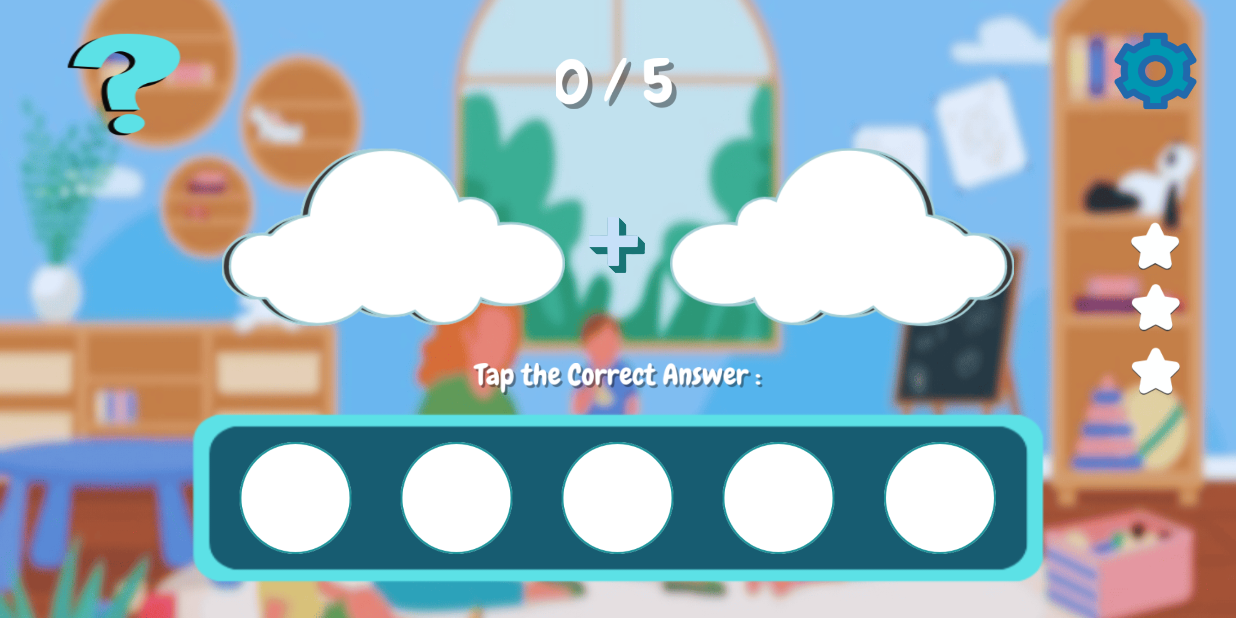
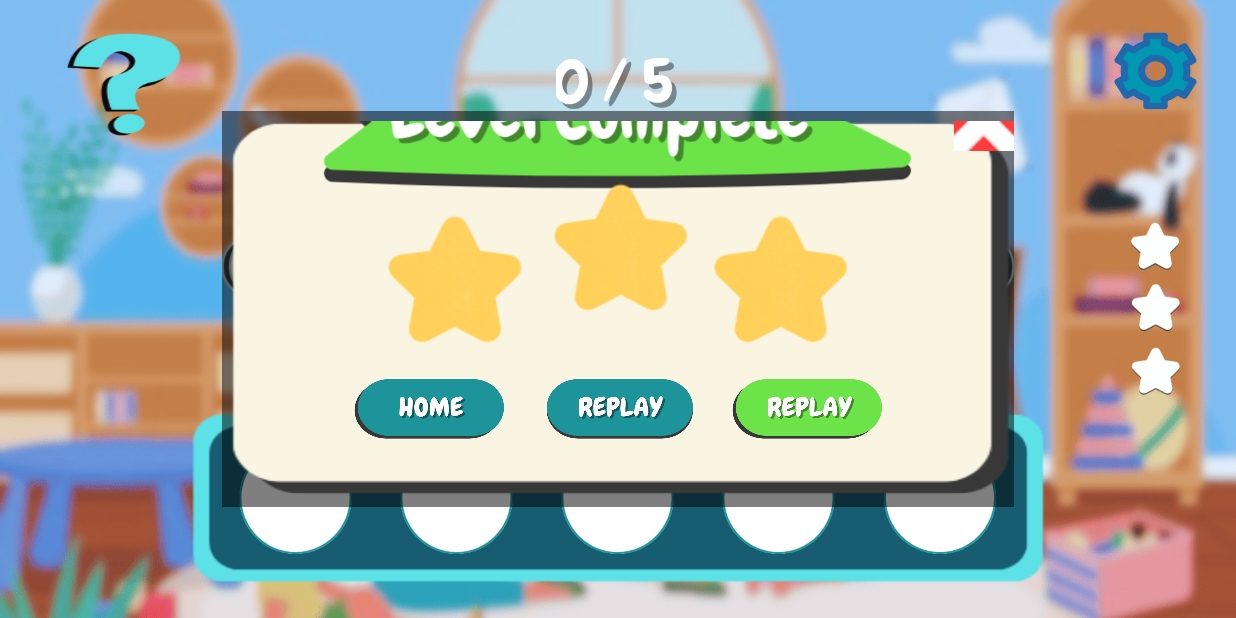
Before and after one commit to ynarystn/EducPlay, an Android app: the SolvingGame screen opened directly, with no data from a screen before it, on a phone screen of 824 x 412 dp (held sideways). Run offline under Robolectric (Android 15) with nearby library versions, the phone set to English and light mode, and no system bars.

Commit message:
popup banner

```diff
--- a/app/src/main/java/com/example/educplay/FullscreenActivity.kt
+++ b/app/src/main/java/com/example/educplay/FullscreenActivity.kt
@@ -1,24 +1,21 @@
 package com.example.educplay
 
 import android.os.Build
-import android.os.Bundle
 import android.view.View
 import android.view.WindowInsets
 import android.view.WindowInsetsController
 import androidx.appcompat.app.AppCompatActivity
 
 open class FullscreenActivity : AppCompatActivity() {
-    override fun onCreate(savedInstanceState: Bundle?) {
-        super.onCreate(savedInstanceState)
-        makeFullScreen()
-    }
 
-    private fun makeFullScreen() {
+    fun makeFullScreen() {
         if (Build.VERSION.SDK_INT >= Build.VERSION_CODES.R) {
-            window.insetsController?.hide(
-                WindowInsets.Type.statusBars() or WindowInsets.Type.navigationBars()
-            )
             window.setDecorFitsSystemWindows(false)
+            window.insetsController?.let { controller ->
+                controller.hide(WindowInsets.Type.statusBars() or WindowInsets.Type.navigationBars())
+                controller.systemBarsBehavior =
+                    WindowInsetsController.BEHAVIOR_SHOW_TRANSIENT_BARS_BY_SWIPE
+            }
         } else {
             @Suppress("DEPRECATION")
             window.decorView.systemUiVisibility = (
--- a/app/src/main/java/com/example/educplay/LogoPage.kt
+++ b/app/src/main/java/com/example/educplay/LogoPage.kt
@@ -17,19 +17,14 @@ class LogoPage : FullscreenActivity() {
         super.onCreate(savedInstanceState)
         enableEdgeToEdge()
         setContentView(R.layout.activity_logo_page)
+
+        makeFullScreen()
+
         ViewCompat.setOnApplyWindowInsetsListener(findViewById(R.id.main)) { v, insets ->
             val systemBars = insets.getInsets(WindowInsetsCompat.Type.systemBars())
             v.setPadding(systemBars.left, systemBars.top, systemBars.right, systemBars.bottom)
             insets
         }
-
-//        val logo = findViewById<ImageView>(R.id.logo_bg)
-//        val bgBlack = findViewById<ImageView>(R.id.bg_black_logo)
-//
-//        logo.setOnClickListener {
-//            Toast.makeText(this, "Clicked!", Toast.LENGTH_SHORT).show()
-//            bgBlack.visibility = View.VISIBLE
-//        }
 
         Handler(Looper.getMainLooper()).postDelayed({
             val intent = Intent(this, LoadingPage::class.java)
--- a/app/src/main/res/layout/activity_solving_game.xml
+++ b/app/src/main/res/layout/activity_solving_game.xml
@@ -133,6 +133,13 @@
         android:layout_height="wrap_content"
         android:orientation="horizontal"
         app:layout_constraintGuide_percent="0.95" />
+
+    <androidx.constraintlayout.widget.Guideline
+        android:id="@+id/guideline_horizontal_7"
+        android:layout_width="wrap_content"
+        android:layout_height="wrap_content"
+        android:orientation="horizontal"
+        app:layout_constraintGuide_percent="0.82" />
 
     <ImageButton
         android:id="@+id/h_avatar_frame"
@@ -353,5 +360,106 @@
         app:layout_constraintEnd_toEndOf="parent"
         android:contentDescription="Result Popup"/>
 
+    <FrameLayout
+        android:id="@+id/level_result_popup"
+        android:layout_width="0dp"
+        android:layout_height="0dp"
+        android:background="#80000000"
+        android:clickable="true"
+        android:focusable="true"
+        app:layout_constraintTop_toTopOf="@id/guideline_horizontal_1"
+        app:layout_constraintBottom_toBottomOf="@id/guideline_horizontal_7"
+        app:layout_constraintStart_toStartOf="@id/guideline_vertical_15"
+        app:layout_constraintEnd_toEndOf="@id/guideline_vertical_16">
 
-</androidx.constraintlayout.widget.ConstraintLayout>
+    <!-- Container -->
+    <RelativeLayout
+        android:layout_width="wrap_content"
+        android:layout_height="wrap_content"
+        android:layout_gravity="center"
+        android:background="@drawable/popup_container">
+
+        <!-- Banner (positioned partly outside container) -->
+        <ImageView
+            android:id="@+id/popup_banner"
+            android:layout_width="wrap_content"
+            android:layout_height="wrap_content"
+            android:layout_alignParentTop="true"
+            android:layout_centerHorizontal="true"
+            android:layout_marginTop="-70dp"
+            android:paddingStart="66dp"
+            android:paddingEnd="66dp"
+            android:src="@drawable/popup_complete_banner" />
+
+        <!-- Close Button -->
+        <ImageButton
+            android:id="@+id/button_close_popup"
+            android:layout_width="40dp"
+            android:layout_height="40dp"
+            android:layout_alignParentTop="true"
+            android:layout_alignParentEnd="true"
+            android:layout_marginTop="-20dp"
+            android:background="@android:color/transparent"
+            android:src="@drawable/button_close" />
+
+        <!-- Stars -->
+        <ImageView
+            android:id="@+id/popup_stars"
+            android:layout_width="wrap_content"
+            android:layout_height="wrap_content"
+            android:layout_below="@id/popup_banner"
+            android:layout_centerHorizontal="true"
+            android:layout_marginTop="-34dp"
+            android:paddingStart="110dp"
+            android:paddingEnd="110dp"
+            android:src="@drawable/star_3" />
+
+        <!-- Buttons -->
+        <LinearLayout
+            android:id="@+id/popup_buttons_layout"
+            android:layout_width="wrap_content"
+            android:layout_height="wrap_content"
+            android:layout_below="@id/popup_stars"
+            android:layout_centerHorizontal="true"
+            android:layout_marginTop="16dp"
+            android:orientation="horizontal"
+            android:gravity="center">
+
+            <ImageButton
+                android:id="@+id/popup_button_home"
+                android:layout_width="100dp"
+                android:layout_height="40dp"
+                android:scaleType="fitXY"
+                android:background="@android:color/transparent"
+                android:src="@drawable/popup_home" />
+
+            <View
+                android:layout_width="26dp"
+                android:layout_height="0dp" />
+
+            <ImageButton
+                android:id="@+id/popup_button_replay"
+                android:layout_width="100dp"
+                android:layout_height="40dp"
+                android:scaleType="fitXY"
+                android:background="@android:color/transparent"
+                android:src="@drawable/popup_replay" />
+
+            <View
+                android:layout_width="26dp"
+                android:layout_height="0dp" />
+
+            <ImageButton
+                android:id="@+id/popup_button_next"
+                android:layout_width="100dp"
+                android:layout_height="40dp"
+                android:scaleType="fitXY"
+                android:background="@android:color/transparent"
+                android:src="@drawable/popup_replay_failed" />
+        </LinearLayout>
+    </RelativeLayout>
+</FrameLayout>
+
+
+
+    </androidx.constraintlayout.widget.ConstraintLayout>
```
Also changed, not shown: app/src/main/res/drawable/popup_complete_banner.png (added), app/src/main/res/drawable/popup_container.png (added), app/src/main/res/drawable/popup_failed_banner.png (added), app/src/main/res/drawable/popup_home.png (added), app/src/main/res/drawable/popup_replay.png (added), app/src/main/res/drawable/popup_replay_failed.png (added).
